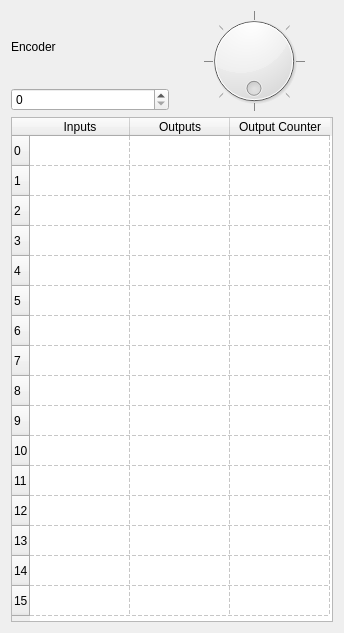
First picture: the form in Include/iqtcntl/CSimulatedMultiTracerGuiComp.ui, repository ImagingTools/IAcf, before the edit.
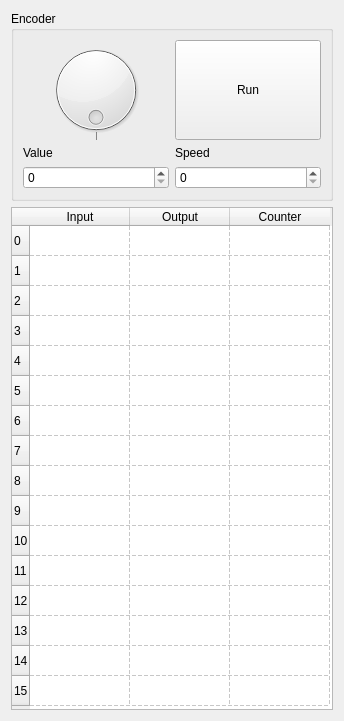
Second picture: the form after the edit.

What changed in the file:
```diff
--- a/Include/iqtcntl/CSimulatedMultiTracerGuiComp.ui
+++ b/Include/iqtcntl/CSimulatedMultiTracerGuiComp.ui
@@ -6,7 +6,7 @@
     <x>0</x>
     <y>0</y>
     <width>344</width>
-    <height>633</height>
+    <height>721</height>
    </rect>
   </property>
   <property name="windowTitle" >
@@ -14,19 +14,19 @@
   </property>
   <layout class="QVBoxLayout" >
    <item>
+    <widget class="QGroupBox" name="groupBox" >
+     <property name="title" >
+      <string>Encoder</string>
+     </property>
     <layout class="QGridLayout" >
      <item row="0" column="0" >
-      <widget class="QLabel" name="label" >
-       <property name="text" >
-        <string>Encoder</string>
-       </property>
-      </widget>
-     </item>
-     <item rowspan="2" row="0" column="1" >
       <widget class="QDial" name="EncoderDial" >
        <property name="maximum" >
         <number>4095</number>
        </property>
+        <property name="singleStep" >
+         <number>16</number>
+        </property>
        <property name="pageStep" >
         <number>256</number>
        </property>
@@ -41,14 +41,55 @@
        </property>
       </widget>
      </item>
+      <item row="0" column="1" >
+       <widget class="QPushButton" name="RunButton" >
+        <property name="sizePolicy" >
+         <sizepolicy vsizetype="Minimum" hsizetype="Minimum" >
+          <horstretch>0</horstretch>
+          <verstretch>0</verstretch>
+         </sizepolicy>
+        </property>
+        <property name="text" >
+         <string>Run</string>
+        </property>
+        <property name="checkable" >
+         <bool>true</bool>
+        </property>
+       </widget>
+      </item>
      <item row="1" column="0" >
+       <widget class="QLabel" name="label" >
+        <property name="text" >
+         <string>Value</string>
+        </property>
+       </widget>
+      </item>
+      <item row="1" column="1" >
+       <widget class="QLabel" name="label_2" >
+        <property name="text" >
+         <string>Speed</string>
+        </property>
+       </widget>
+      </item>
+      <item row="2" column="0" >
       <widget class="QSpinBox" name="EncoderSB" >
        <property name="maximum" >
         <number>4095</number>
        </property>
+        <property name="singleStep" >
+         <number>16</number>
+        </property>
+       </widget>
+      </item>
+      <item row="2" column="1" >
+       <widget class="QSpinBox" name="SpeedSB" >
+        <property name="maximum" >
+         <number>4095</number>
+        </property>
       </widget>
      </item>
     </layout>
+    </widget>
    </item>
    <item>
     <widget class="QTableWidget" name="BitsTable" >
@@ -140,17 +181,17 @@
      </row>
      <column>
       <property name="text" >
-       <string>Inputs</string>
+       <string>Input</string>
       </property>
      </column>
      <column>
       <property name="text" >
-       <string>Outputs</string>
+       <string>Output</string>
       </property>
      </column>
      <column>
       <property name="text" >
-       <string>Output Counter</string>
+       <string>Counter</string>
       </property>
      </column>
     </widget>
```
Lines whose indentation alone changed are shown as unchanged.
